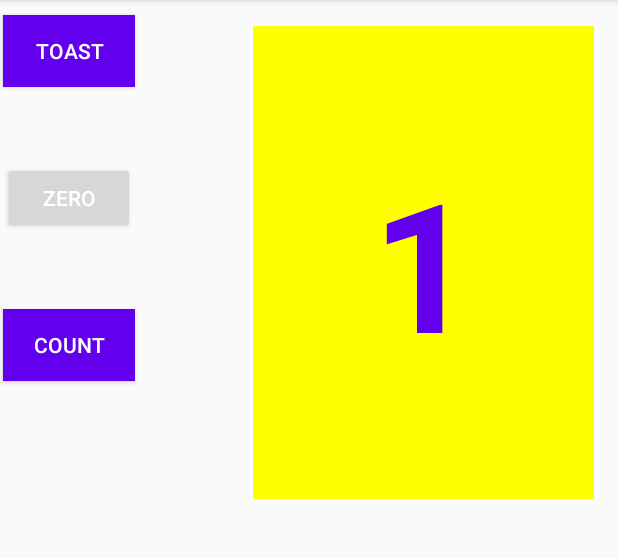
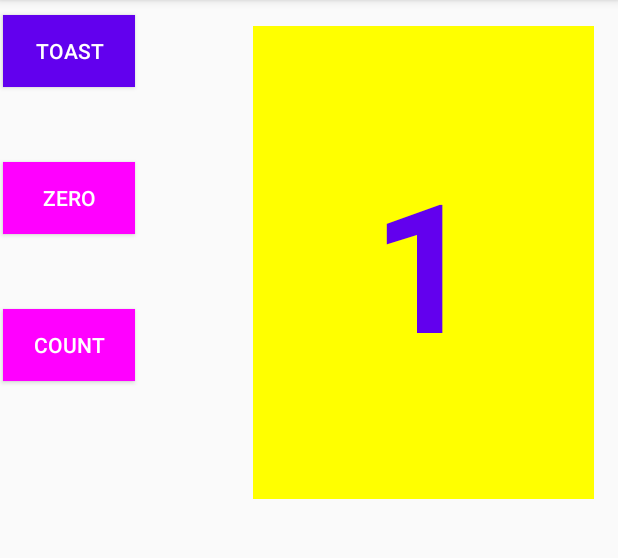
Before and after one commit to JoelFei/P01-2partB, an Android app: the screen it shows after launch (MainActivity), after a tap on "COUNT", on a phone screen of 412 x 824 dp, the part 84-642 px from its top. Run offline under Robolectric (Android 15) with nearby library versions, the phone set to English and light mode, and no system bars.

Commit message:
commit by chin joel fei

```diff
--- a/app/src/main/java/com/example/practical012partb/MainActivity.java
+++ b/app/src/main/java/com/example/practical012partb/MainActivity.java
@@ -2,8 +2,10 @@ package com.example.practical012partb;
 
 import androidx.appcompat.app.AppCompatActivity;
 
+import android.graphics.Color;
 import android.os.Bundle;
 import android.view.View;
+import android.widget.Button;
 import android.widget.TextView;
 import android.widget.Toast;
 
@@ -21,14 +23,23 @@ Toast toast = Toast.makeText(this,R.string.toast_message,Toast.LENGTH_SHORT);
 
 toast.show();
 }
-public void countUp(View view){
-++mCount;
-        if (mShowCount !=null)
-    mShowCount.setText(Integer.toString(mCount));
+public void countUp(View view) {
+    ++mCount;
+    if (mShowCount != null)
+        mShowCount.setText(Integer.toString(mCount));
+    int number = mCount % 2;
+    if (number ==0) {
+        view.setBackgroundColor(Color.GREEN);
+    }
+    else
+        view.setBackgroundColor(Color.MAGENTA);
+    findViewById(R.id.button_zero).setBackgroundColor(Color.MAGENTA);
 }
 
 public void resetCount(View view){
 mCount=0;
 mShowCount.setText(String.valueOf(mCount));
 }
+
+
 }
--- a/app/src/main/res/layout-land/activity_main.xml
+++ b/app/src/main/res/layout-land/activity_main.xml
@@ -43,7 +43,7 @@
         android:layout_height="wrap_content"
         android:layout_marginStart="2dp"
         android:layout_marginTop="50dp"
-        android:background="@android:color/holo_green_light"
+        android:background="@color/colorPrimary"
         android:onClick="countUp"
         android:text="@string/Count_text"
         android:textColor="@android:color/white"
@@ -56,7 +56,7 @@
         android:layout_height="wrap_content"
         android:layout_marginStart="2dp"
         android:layout_marginTop="50dp"
-        android:background="#F868B3"
+        android:background="@android:color/darker_gray"
         android:onClick="resetCount"
         android:text="@string/Zero_text"
         android:textColor="@android:color/white"
```
